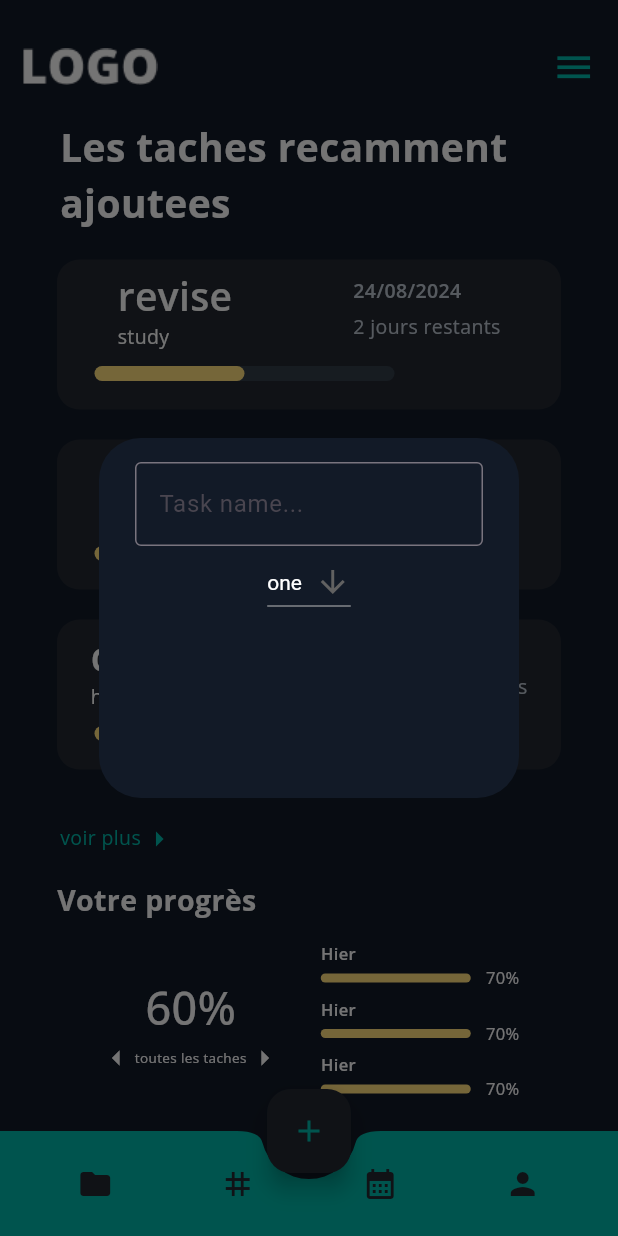
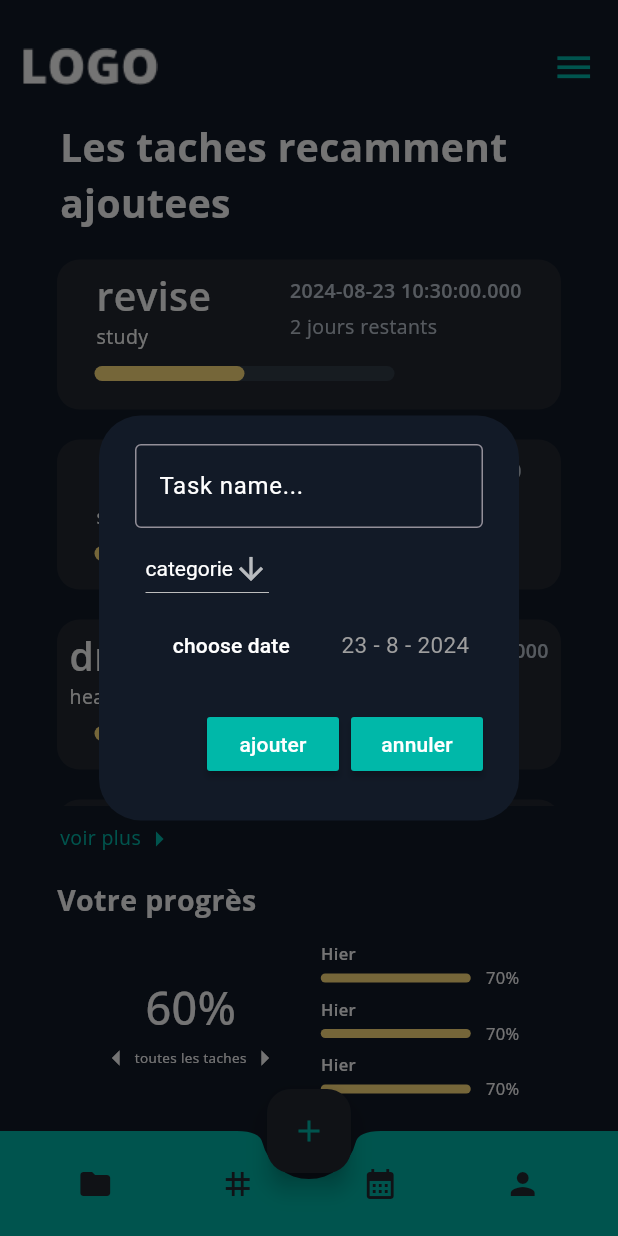
Before and after one commit to Adam-BACHI/productivity-app, a Flutter app: the HomePage screen opened directly, after a tap on the "add" icon, on a phone screen of 412 x 824 dp. Run offline on Flutter 3.47's test engine with Material 3 defaults, Android fonts, the phone set to English and light mode, and no system bars; our stand-ins replace lottie, smooth_page_indicator.

Commit message:
added date picking, all pop up elements, fetching data from task name and categorie inputs, adding the new tasks and displaying in the home page.

```diff
--- a/lib/comps/TaskComp.dart
+++ b/lib/comps/TaskComp.dart
@@ -3,13 +3,13 @@ import 'package:flutter/material.dart';
 class TaskComp extends StatelessWidget {
   final String taskName;
   final String category;
-  final String deadline;
+  final DateTime date;
 
   const TaskComp(
       {super.key,
       required this.taskName,
       required this.category,
-      required this.deadline});
+      required this.date});
 
   @override
   Widget build(BuildContext context) {
@@ -57,7 +57,7 @@ class TaskComp extends StatelessWidget {
                         Padding(
                           padding: EdgeInsets.only(bottom: 5),
                           child: Text(
-                            deadline,
+                            date.toString(),
                             style: TextStyle(
                               fontWeight: FontWeight.w600,
                               fontSize: 13,
--- a/lib/comps/newTask.dart
+++ b/lib/comps/newTask.dart
@@ -1,45 +1,79 @@
 import 'package:flutter/material.dart';
 
 class NewTask extends StatefulWidget {
-  const NewTask({super.key});
+  final controller;
+  final VoidCallback save;
+  final VoidCallback cancel;
+  final ValueChanged<String> onDropValueChanged;
+
+  NewTask({
+    super.key,
+    required this.controller,
+    required this.save,
+    required this.cancel,
+    required this.onDropValueChanged,
+  });
 
   @override
   State<NewTask> createState() => _NewTaskState();
 }
 
 class _NewTaskState extends State<NewTask> {
-  String dropValue =
-      'one'; // Set this to a value that exists in the DropdownMenuItem list
+  String dropValue = 'categorie';
+
+  DateTime date = DateTime.now();
+
+  void _datePick() {
+    showDatePicker(
+            context: context,
+            initialDate: DateTime.now(),
+            firstDate: DateTime.now(),
+            lastDate: DateTime(2026))
+        .then((selectedDate) {
+      setState(() {
+        date = selectedDate!;
+      });
+    });
+  } // Set this to a value that exists in the DropdownMenuItem list
 
   @override
   Widget build(BuildContext context) {
     return AlertDialog(
       backgroundColor: const Color.fromARGB(255, 18, 26, 39),
-      content: Container(
-        height: 200,
+      content: SizedBox(
+        height: 230,
         child: Column(
+          crossAxisAlignment: CrossAxisAlignment.start,
+          mainAxisAlignment: MainAxisAlignment.spaceEvenly,
           children: [
             TextField(
+              controller: widget.controller,
               decoration: const InputDecoration(
-                  border: OutlineInputBorder(), hintText: "Task name..."),
+                border: OutlineInputBorder(),
+                hintText: "Task name...",
+                hintStyle: TextStyle(color: Colors.white),
               ),
-            DropdownButton<String>(
+            ),
+            Padding(
+              padding: const EdgeInsets.only(left: 7),
+              child: DropdownButton<String>(
                 value: dropValue,
                 icon: const Icon(
                   Icons.arrow_downward,
                 ),
                 style: const TextStyle(color: Colors.white),
-              dropdownColor: const Color.fromARGB(
-                  255, 18, 26, 39), // Optional: match dropdown color to dialog
+                dropdownColor: const Color.fromARGB(255, 18, 26,
+                    39), // Optional: match dropdown color to dialog
                 onChanged: (String? newValue) {
                   setState(() {
                     dropValue = newValue!;
                   });
+                  widget.onDropValueChanged(newValue!);
                 },
                 items: const [
                   DropdownMenuItem(
-                  value: 'one',
-                  child: Text('one'),
+                    value: 'categorie',
+                    child: Text('categorie'),
                   ),
                   DropdownMenuItem(
                     value: 'two',
@@ -51,6 +85,44 @@ class _NewTaskState extends State<NewTask> {
                   ),
                 ],
               ),
+            ),
+            Row(
+              mainAxisAlignment: MainAxisAlignment.spaceAround,
+              children: [
+                MaterialButton(
+                  onPressed: _datePick,
+                  child: const Text(
+                    "choose date",
+                    style: TextStyle(color: Colors.white),
+                  ),
+                ),
+                Text(
+                  '${date.day} - ${date.month} - ${date.year}',
+                  style: const TextStyle(fontSize: 15, color: Colors.grey),
+                )
+              ],
+            ),
+            Padding(
+              padding: const EdgeInsets.only(top: 15),
+              child: Row(
+                mainAxisAlignment: MainAxisAlignment.end,
+                children: [
+                  MaterialButton(
+                    onPressed: widget.save,
+                    color: const Color.fromARGB(255, 0, 184, 169),
+                    child: const Text('ajouter'),
+                  ),
+                  const SizedBox(
+                    width: 8,
+                  ),
+                  MaterialButton(
+                    onPressed: widget.cancel,
+                    color: const Color.fromARGB(255, 0, 184, 169),
+                    child: const Text('annuler'),
+                  )
+                ],
+              ),
+            )
           ],
         ),
       ),
--- a/lib/main.dart
+++ b/lib/main.dart
@@ -15,6 +15,7 @@ class ProdApp extends StatelessWidget {
     return MaterialApp(
       debugShowCheckedModeBanner: false,
       home: Loading(),
+      theme: ThemeData(primarySwatch: Colors.teal, brightness: Brightness.dark),
       routes: {
         '/welcomepage': (context) => const Welcome(),
       },
--- a/lib/pages/home.dart
+++ b/lib/pages/home.dart
@@ -11,18 +11,41 @@ class HomePage extends StatefulWidget {
 }
 
 class _HomePageState extends State<HomePage> {
+  final _controller = TextEditingController();
   List ToDoList = [
-    ["exercie", "health", "24/08/2024"],
-    ["drink water", "health", "24/08/2024"],
-    ["revise", "study", "24/08/2024"],
-    ["revise", "study", "24/08/2024"],
+    ["exercie", "health", DateTime.now()],
+    ["drink water", "health", DateTime.now()],
+    ["revise", "study", DateTime.now()],
+    ["revise", "study", DateTime.now()],
   ];
+
+  String _dropValue = "categorie";
+
+  void _save() {
+    setState(() {
+      ToDoList.add([_controller.text, _dropValue, DateTime.now()]);
+    });
+    Navigator.of(context).pop();
+  }
+
+  void _cancel() {
+    Navigator.of(context).pop();
+  }
 
   void createTask() {
     showDialog(
       context: context,
       builder: (context) {
-        return NewTask();
+        return NewTask(
+          controller: _controller,
+          save: _save,
+          cancel: _cancel,
+          onDropValueChanged: (newValue) {
+            setState(() {
+              _dropValue = newValue;
+            });
+          },
+        );
       },
     );
   }
@@ -65,12 +88,12 @@ class _HomePageState extends State<HomePage> {
           ),
           Expanded(
             child: ListView.builder(
-              itemCount: 3,
+              itemCount: ToDoList.length,
               itemBuilder: (context, index) {
                 return TaskComp(
                     taskName: ToDoList[ToDoList.length - 1 - index][0],
                     category: ToDoList[ToDoList.length - 1 - index][1],
-                    deadline: ToDoList[ToDoList.length - 1 - index][2]);
+                    date: ToDoList[ToDoList.length - 1 - index][2]);
               },
             ),
           ),
```
Lines whose indentation alone changed are shown as unchanged.
